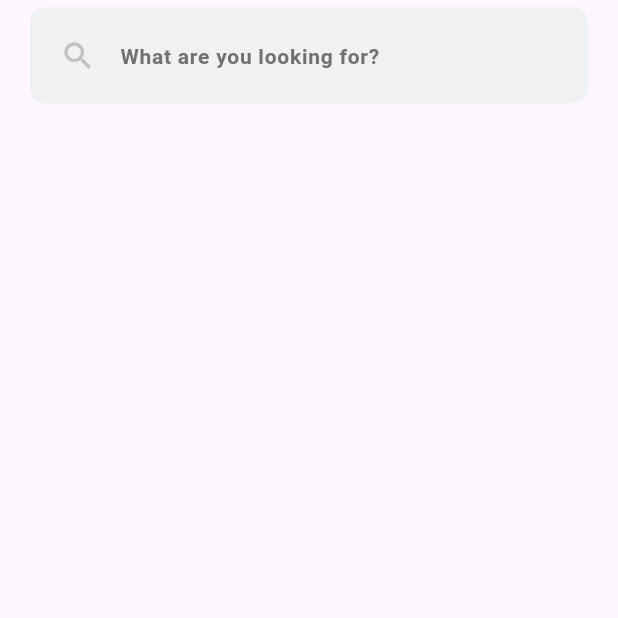
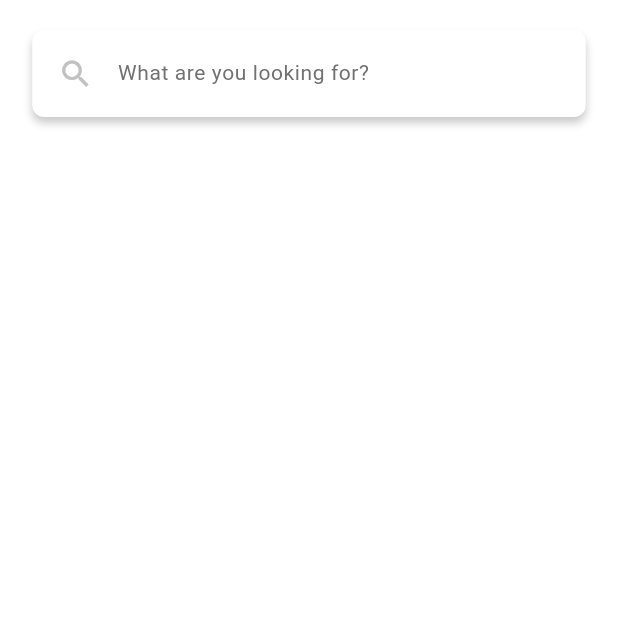
Before and after one commit to JonnDroid/net_market, a Flutter app: the screen it shows after launch, on a phone screen of 412 x 824 dp, the top half of it. Run offline on Flutter 3.47's test engine with Material 3 defaults, Android fonts, the light colour scheme and no system bars; our stand-ins replace google_fonts.

Commit message:
added search bar

```diff
--- a/lib/pages/home_page/home_page.dart
+++ b/lib/pages/home_page/home_page.dart
@@ -1,4 +1,5 @@
 import 'package:flutter/material.dart';
+import 'package:net_market/core/theme.dart';
 import 'package:net_market/pages/widgets/search_bar.dart';
 
 class HomePage extends StatelessWidget {
@@ -8,6 +9,7 @@ class HomePage extends StatelessWidget {
   Widget build(BuildContext context) {
     return Scaffold(
       body: Container(
+        color: DefaultColors.white,
         child: const Column(
           children: [
             AppSearchBar(),
--- a/lib/pages/widgets/search_bar.dart
+++ b/lib/pages/widgets/search_bar.dart
@@ -9,11 +9,19 @@ class AppSearchBar extends StatelessWidget {
   @override
   Widget build(BuildContext context) {
     return Container(
-      padding: const EdgeInsets.all(8.0),
-      margin: const EdgeInsets.symmetric(horizontal: 20, vertical: 5),
+      padding: const EdgeInsets.all(5.0),
+      margin: const EdgeInsets.symmetric(horizontal: 21.5, vertical: 20.0),
       decoration: BoxDecoration(
-          color: const Color(0xFFEFF1F3),
-          borderRadius: BorderRadius.circular(10)),
+          color: DefaultColors.white,
+          borderRadius: BorderRadius.circular(8.0),
+          boxShadow: const [
+            BoxShadow(
+              color: DefaultColors.cardIcon,
+              offset: Offset(0, 4),
+              blurRadius: 4,
+              spreadRadius: 0,
+            )
+          ]),
       child: TextField(
           textAlignVertical: TextAlignVertical.center,
           decoration: InputDecoration(
@@ -25,12 +33,9 @@ class AppSearchBar extends StatelessWidget {
               hintText: 'What are you looking for?',
               hintStyle: Theme.of(context)
                   .textTheme
-                .labelSmall!
+                  .bodySmall!
                   .copyWith(color: DefaultColors.gray)),
-        style: const TextStyle(
-          fontSize: 16,
-        ),
-      ),
+          style: Theme.of(context).textTheme.bodySmall),
     );
   }
 }
```
Lines whose indentation alone changed are shown as unchanged.
